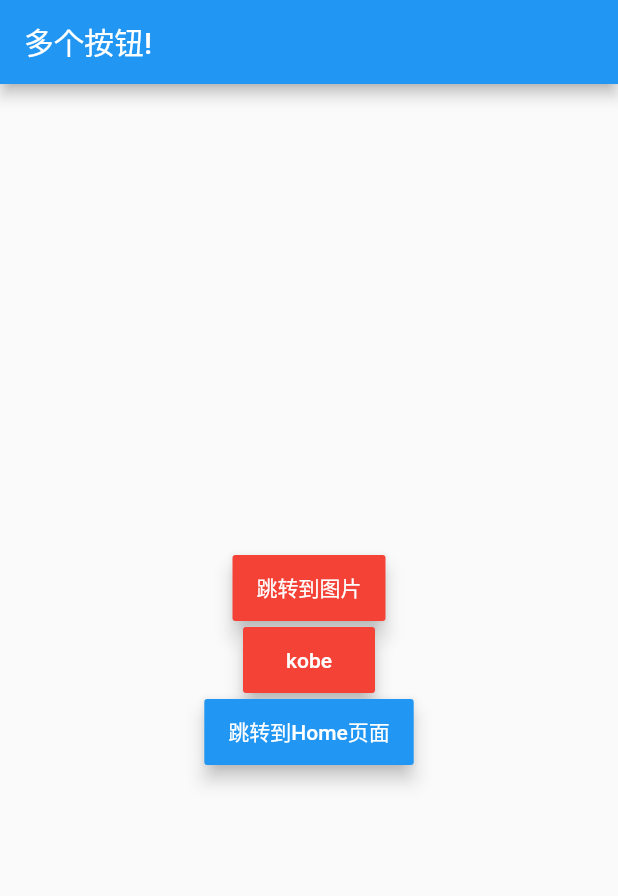
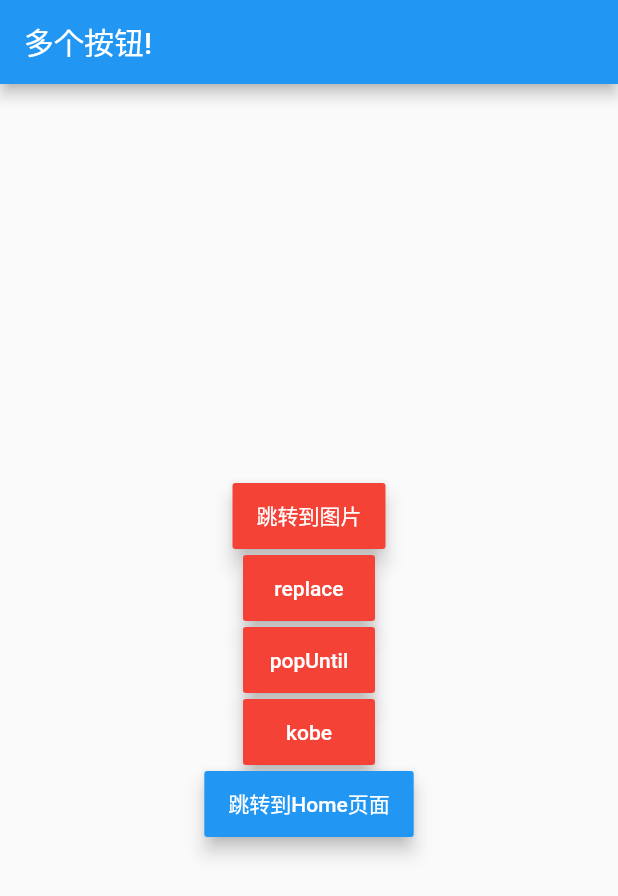
Before and after one commit to yzjzmn/Flutter_learning, a Flutter app: the screen it shows after launch, on a phone screen of 412 x 824 dp. Shown: the top 896 px of the screen. Run offline on Flutter 3.47's test engine with Material 2 defaults, Android fonts, the phone set to English and light mode, and no system bars.

Commit message:
Navigator

```diff
--- a/one_project/lib/BuildViewPage.dart
+++ b/one_project/lib/BuildViewPage.dart
@@ -45,35 +45,10 @@ class _BuildViewPageState extends State<BuildViewPage> {
         children: <Widget>[
 
           setUpCenter(),
+          setUpCenter('replace'),
+          setUpCenter('popUntil'),
           setUpCenter('kobe'),
-
-          new MaterialButton(
-            height: 44.0,
-              color: Colors.blue,
-              child: Text('跳转到Home页面'),
-              textColor: Colors.white,//文字的颜色
-              textTheme:ButtonTextTheme.normal ,//按钮的主题
-              onHighlightChanged: (bool b){//水波纹高亮变化回调
-              },
-              disabledTextColor: Colors.black54,//按钮禁用时候文字的颜色
-              disabledColor: Colors.black54,//按钮被禁用的时候显示的颜色
-              highlightColor: Colors.lightBlue,//点击或者toch控件高亮的时候显示在控件上面，水波纹下面的颜色
-              splashColor: Colors.white,//水波纹的颜色
-              colorBrightness: Brightness.light,//按钮主题高亮
-              elevation: 5.0,//按钮下面的阴影
-              highlightElevation: 5.0,//高亮时候的阴影
-              disabledElevation: 5.0,//按下的时候的阴影
-
-              onPressed: (){
-                Navigator.push(
-                  context,
-                  new MaterialPageRoute(
-                    // builder: (context) => new HomeMenuPage()
-                    builder: (context) => new ExampleUIPage()
-                  )
-                );
-              },
-          ),
+          setUpCenter('跳转到Home页面'),
         ],
 
       ),
@@ -85,7 +60,7 @@ class _BuildViewPageState extends State<BuildViewPage> {
     return new Center(
             child: new MaterialButton(
               height: 44.0,
-              color: Colors.red,
+              color: title == '跳转到Home页面'?Colors.blue:Colors.red,
               child: Text(title),
               // padding: EdgeInsets.all(50.0),//按钮距离里面内容的内边距
               textColor: Colors.white,//文字的颜色
@@ -102,14 +77,7 @@ class _BuildViewPageState extends State<BuildViewPage> {
               disabledElevation: 5.0,//按下的时候的阴影
 
               onPressed: (){
-                if (title != '跳转到图片') {
-                  Navigator.push(context, new MaterialPageRoute(
-                    builder: (context) => new PushSecondViewController(
-                      title: '新的路由页面',
-                    ),
-                    fullscreenDialog: true,//类似于present的感觉,从下向上铺满
-                  ));
-                } else {
+                if (title == '跳转到图片') {
                   Navigator.push(
                     context,
                     new MaterialPageRoute(
@@ -118,6 +86,41 @@ class _BuildViewPageState extends State<BuildViewPage> {
                       )
                     )
                   );
+
+                } else if (title == 'replace') {
+                  Navigator.replace(
+                    context,
+                    newRoute: MaterialPageRoute(
+                      builder: (context) => new PushSecondViewController(
+                        title: 'replace',
+                      )
+                    )
+                  );
+                } else if (title == 'popUntil') {
+                  // Navigator.popUntil(context, predicate)
+                  /// Navigator 还有很多其它方法，如Navigator.replace、Navigator.popUntil等
+                  /// 详情请参考API文档或SDK源码注释
+                  ///
+                } else if (title == 'kobe') {
+                  Navigator.replace(context,newRoute: MaterialPageRoute(
+                      builder: (context) => new PushSecondViewController(
+                        title: 'replace',
+                      )
+                    )
+                  );
+                }  else if (title == '跳转到Home页面') {
+                  Navigator.push(context, new MaterialPageRoute(
+                      // builder: (context) => new HomeMenuPage()
+                      builder: (context) => new ExampleUIPage()
+                    )
+                  );
+                } else {
+                  Navigator.push(context, new MaterialPageRoute(
+                    builder: (context) => new PushSecondViewController(
+                      title: '新的路由页面',
+                    ),
+                    fullscreenDialog: true,//类似于present的感觉,从下向上铺满
+                  ));
                 }
                 /// MaterialPageRoute的构造函数
                 /// MaterialPageRoute({
```
